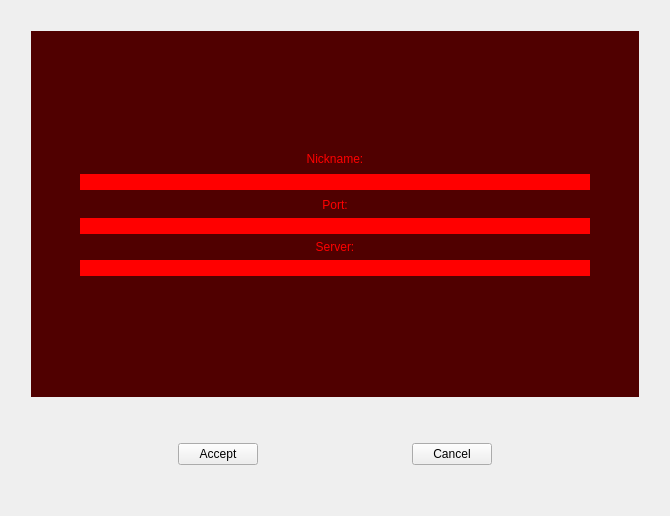
Old version of the form menu/ui/NicknameScreen.ui in the repository SCAPELLI/Wolfenstein3D.
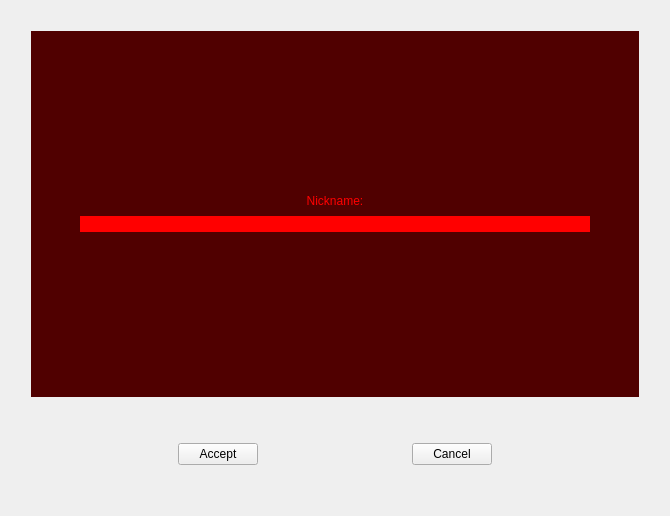
New version of the form.

Commit message: Pantalla de seleccion de server. La tabla tiene las columnas y muestra solo dos items. Si haces click en join te tira el index de la columna seleccionada. NO esta decorada porque todavia trabajo en su comportamiento. Igual, el comportamiento va a ser basico antes del big merge

What changed in the file:
```diff
--- a/menu/ui/NicknameScreen.ui
+++ b/menu/ui/NicknameScreen.ui
@@ -121,19 +121,6 @@
        </spacer>
       </item>
       <item row="3" column="1">
-       <widget class="QLabel" name="portLabel">
-        <property name="styleSheet">
-         <string notr="true">color: red</string>
-        </property>
-        <property name="text">
-         <string>Port:</string>
-        </property>
-        <property name="alignment">
-         <set>Qt::AlignCenter</set>
-        </property>
-       </widget>
-      </item>
-      <item row="7" column="1">
        <spacer name="verticalSpacer_4">
         <property name="orientation">
          <enum>Qt::Vertical</enum>
@@ -153,13 +140,6 @@
         </property>
        </widget>
       </item>
-      <item row="4" column="1">
-       <widget class="QLineEdit" name="portLineEdit">
-        <property name="styleSheet">
-         <string notr="true">background: red</string>
-        </property>
-       </widget>
-      </item>
       <item row="2" column="0">
        <spacer name="horizontalSpacer_6">
         <property name="orientation">
@@ -176,26 +156,19 @@
         </property>
        </spacer>
       </item>
-      <item row="5" column="1">
-       <widget class="QLabel" name="serverLabel">
+      <item row="1" column="1">
+       <widget class="QLabel" name="nicknameLabel">
         <property name="styleSheet">
          <string notr="true">color: red</string>
         </property>
         <property name="text">
-         <string>Server:</string>
+         <string>Nickname:</string>
         </property>
         <property name="alignment">
          <set>Qt::AlignCenter</set>
         </property>
        </widget>
       </item>
-      <item row="6" column="1">
-       <widget class="QLineEdit" name="serverLineEdit">
-        <property name="styleSheet">
-         <string notr="true">background: red</string>
-        </property>
-       </widget>
-      </item>
      </layout>
     </widget>
    </item>
```
Left out of the diff: 39 changed lines with no effect on the pictures. The commit also changes 10 other files.
